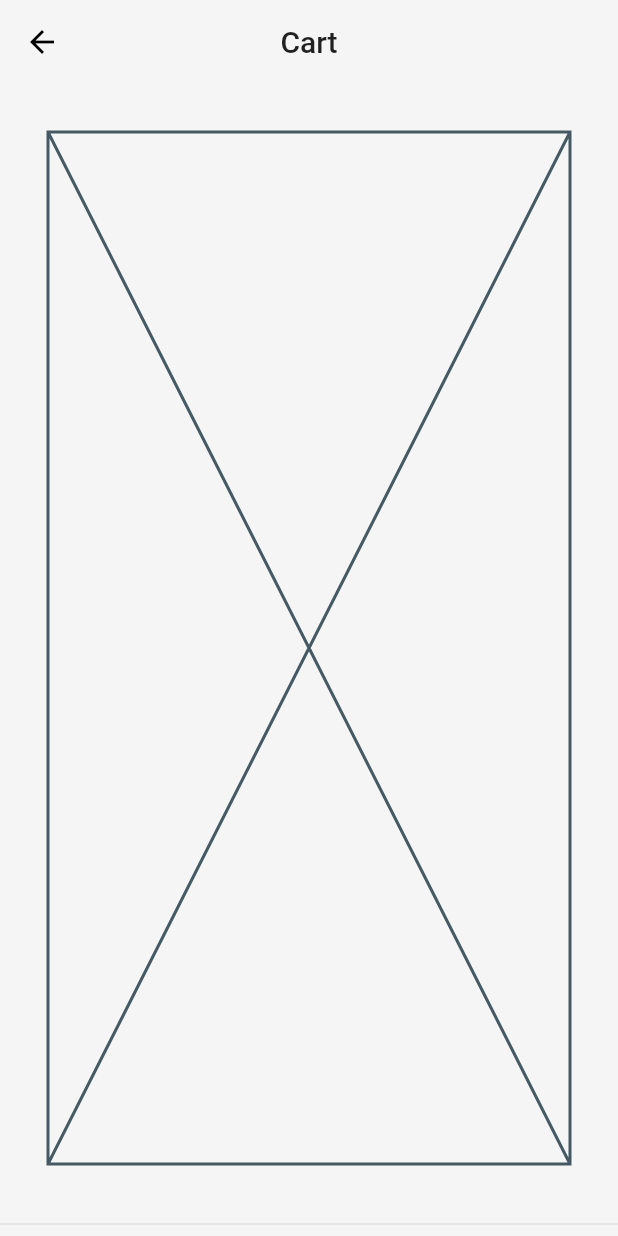
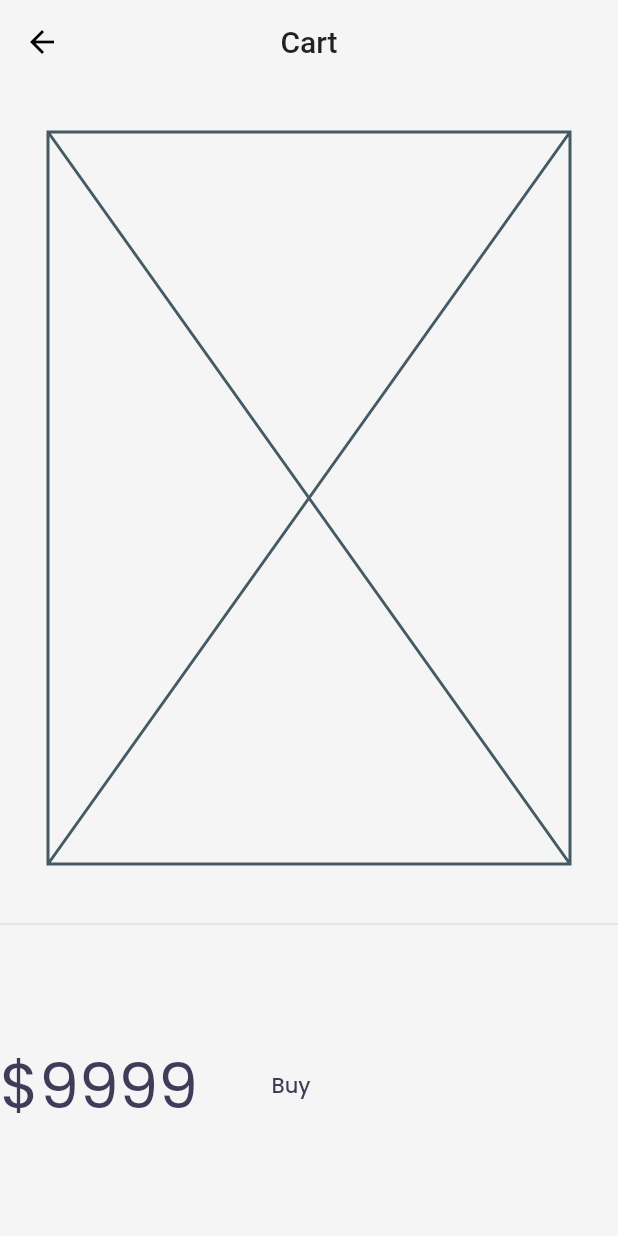
Before and after one commit to derpLLC/catalog, a Flutter app: the CartPage screen opened by its route, on a phone screen of 412 x 824 dp. Run offline on Flutter 3.47's test engine with Material 2 defaults, Android fonts, the phone set to English and light mode, and no system bars; our stand-ins replace google_fonts, velocity_x; network calls fail.

Commit message:
lib: cat_page: implement a cart order value and text button
Signed-off-by: Ayush Dubey <ayushdubey70@gmail.com>

```diff
--- a/lib/screens/cart_page.dart
+++ b/lib/screens/cart_page.dart
@@ -15,8 +15,25 @@ class CartPage extends StatelessWidget {
         children: [
           Placeholder().p32().expand(),
           Divider(),
+          _CartTotal(),
         ],
       ),
     );
   }
 }
+
+class _CartTotal extends StatelessWidget {
+  @override
+  Widget build(BuildContext context) {
+    return SizedBox(
+      height: 200,
+      child: Row(
+        children: [
+          "\$9999".text.xl5.color(context.theme.accentColor).make(),
+          30.widthBox,
+          TextButton(onPressed: () {}, child: "Buy".text.color(context.theme.buttonColor).make()),
+        ],
+      ),
+    );
+  }
+}
```
